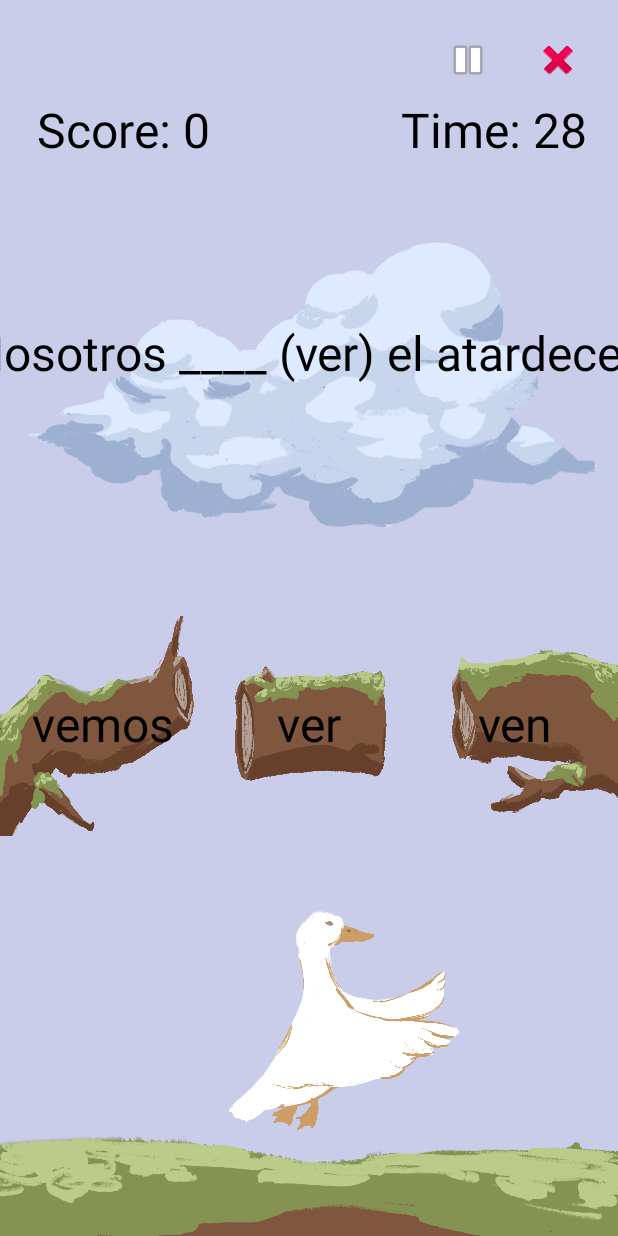
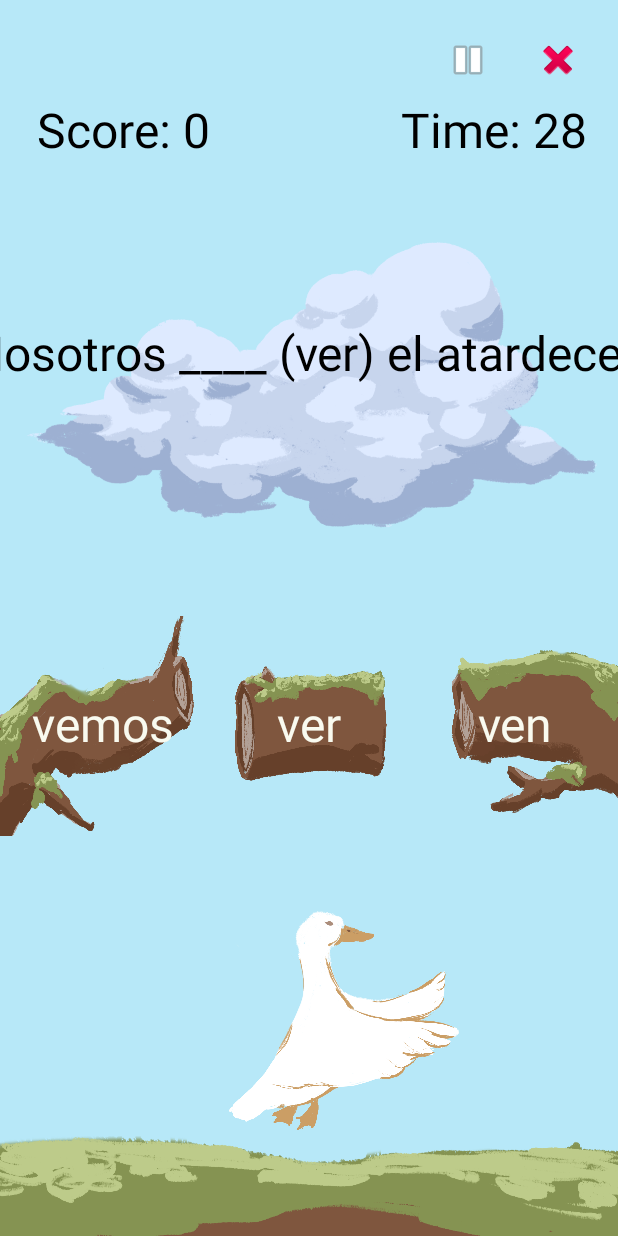
Before and after one commit to msyed03/CS175ProjectGroup6, an Android app: the WordJump screen opened directly, with no data from a screen before it, on a phone screen of 412 x 824 dp. Run offline under Robolectric (Android 15) with nearby library versions, the phone set to English and light mode, and no system bars.

Commit message:
word-jump answer text color

```diff
--- a/app/src/main/java/edu/sjsu/android/cs175projectgroup6/WordJumpGameView.java
+++ b/app/src/main/java/edu/sjsu/android/cs175projectgroup6/WordJumpGameView.java
@@ -29,6 +29,7 @@ import androidx.appcompat.app.AlertDialog;
 
 public class WordJumpGameView extends View {
     private final Paint textPaint = new Paint(Paint.ANTI_ALIAS_FLAG);
+    private final Paint answerPaint = new Paint(Paint.ANTI_ALIAS_FLAG);
     private final Paint platformPaint = new Paint(Paint.ANTI_ALIAS_FLAG);
     private final QuestionManager qm;
     private final Random random = new Random();
@@ -112,6 +113,10 @@ public class WordJumpGameView extends View {
         textPaint.setColor(0xff000000);
         textPaint.setTextSize(48);
         textPaint.setTextAlign(Paint.Align.CENTER);
+
+        answerPaint.setColor(getResources().getColor(R.color.md_theme_background_mediumContrast));
+        answerPaint.setTextSize(48);
+        answerPaint.setTextAlign(Paint.Align.CENTER);
 
         initGame();
     }
@@ -281,10 +286,10 @@ public class WordJumpGameView extends View {
         c.drawBitmap(middlePlatformBitmap, middlePlatformRect.left, middlePlatformRect.top, null);
         c.drawBitmap(rightPlatformBitmap,  rightPlatformRect.left,  rightPlatformRect.top,  null);
         float textY = leftPlatformRect.centerY() -
-                (textPaint.descent() + textPaint.ascent())/2f;
-        c.drawText(leftOptionText,   leftPlatformRect.centerX(),   textY, textPaint);
-        c.drawText(middleOptionText, middlePlatformRect.centerX(), textY, textPaint);
-        c.drawText(rightOptionText,  rightPlatformRect.centerX(),  textY, textPaint);
+                (answerPaint.descent() + answerPaint.ascent())/2f;
+        c.drawText(leftOptionText,   leftPlatformRect.centerX(),   textY, answerPaint);
+        c.drawText(middleOptionText, middlePlatformRect.centerX(), textY, answerPaint);
+        c.drawText(rightOptionText,  rightPlatformRect.centerX(),  textY, answerPaint);
 
         // Draw duck frame
         c.save();
--- a/app/src/main/res/values/colors.xml
+++ b/app/src/main/res/values/colors.xml
@@ -25,7 +25,7 @@
     <color name="md_theme_onBackground">#1A1C16</color>
     <color name="md_theme_surface">#F9F9FF</color>
     <color name="md_theme_onSurface">#191C20</color>
-    <color name="md_theme_surfaceVariant">#C9CDE9</color>
+    <color name="md_theme_surfaceVariant">#B7E8F8</color>
     <color name="md_theme_onSurfaceVariant">#44474E</color>
     <color name="md_theme_outline">#74777F</color>
     <color name="md_theme_outlineVariant">#C4C6D0</color>
```
